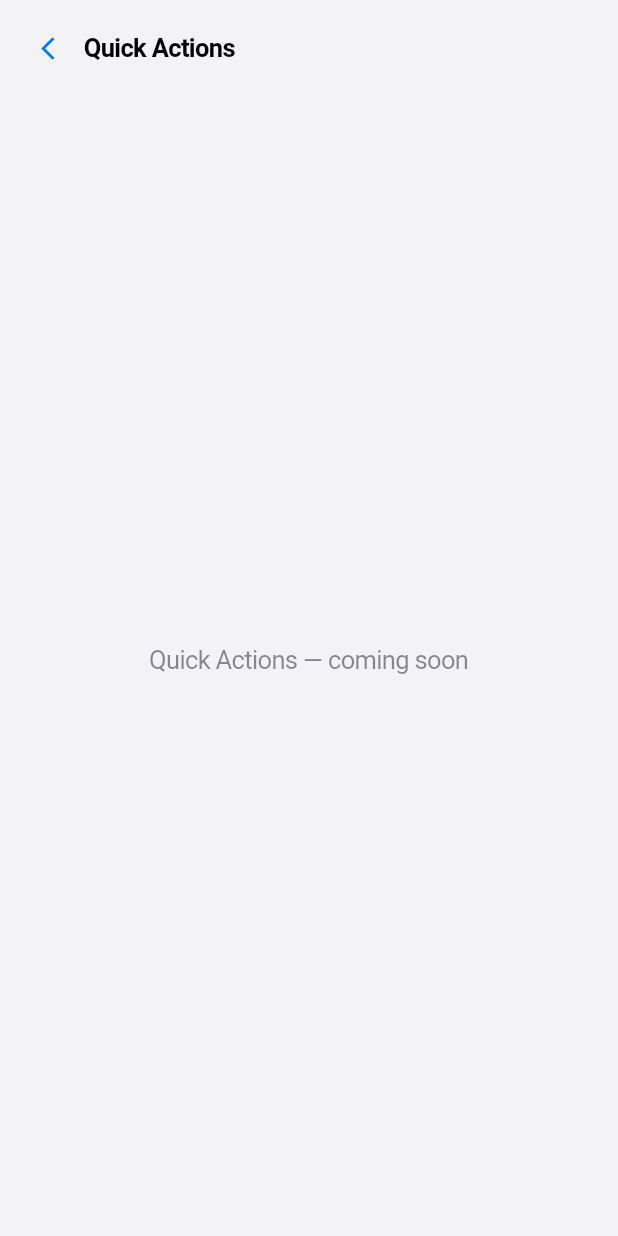
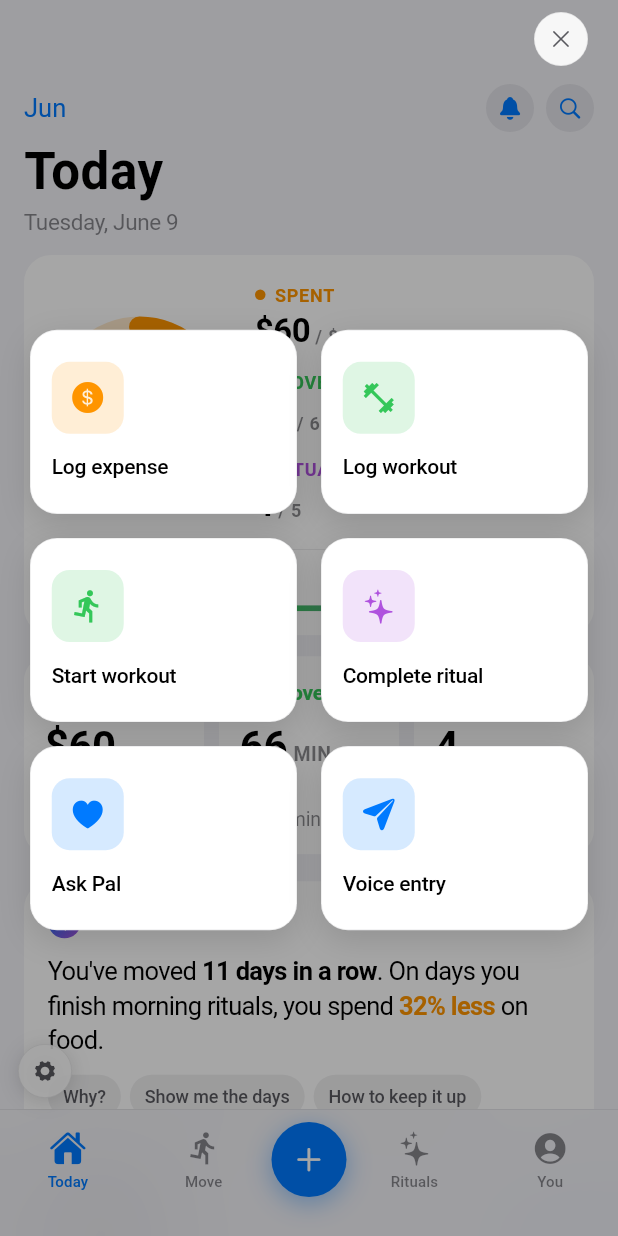
Before and after one commit to kaeltran16/opal, a Flutter app: the screen it shows after launch, after a tap on an icon or button, on a phone screen of 412 x 824 dp. Run offline on Flutter 3.47's test engine with Material 3 defaults, Android fonts, the phone set to English and light mode, and no system bars; our stand-ins replace drift, drift_flutter, flutter_riverpod, go_router, riverpod_annotation, shared_preferences; accounts and stored records are empty; generated files the repository leaves out were written again.

Commit message:
U06 — Quick Actions overlay
Replace the quickActions stub with a real full-screen dim overlay (rgba(0,0,0,0.35))
holding a 2x3 grid of six action tiles. Scale-up-from-FAB + backdrop-fade entrance via
a non-opaque CustomTransitionPage. Closes via the top-right x or tap-outside. The center
FAB in LoopShell already opens it. Tiles route to newEntry (Log expense) and askPal
(Ask Pal); others fall back to existing stubs with TODO markers for U07/U08/U12.

```diff
--- a/lib/router.dart
+++ b/lib/router.dart
@@ -1,6 +1,7 @@
 import 'package:flutter/material.dart';
 import 'package:go_router/go_router.dart';
 
+import 'screens/quick_actions/quick_actions_overlay.dart';
 import 'screens/shell/loop_shell.dart';
 import 'screens/today/today_screen.dart';
 import 'theme/app_colors.dart';
@@ -120,11 +121,26 @@ GoRouter createRouter({String initialLocation = '/today'}) {
       ),
 
       // --- Modal / focus routes above the shell (full-screen for now) ---
+      // U06 — Quick Actions overlay: a transparent, non-opaque page above the
+      // shell so the dim backdrop shows the tabs behind it, with a scale-up +
+      // backdrop-fade entrance driven by the route animation.
       GoRoute(
         path: AppRoute.quickActions.path,
         name: AppRoute.quickActions.name,
         parentNavigatorKey: _rootNavigatorKey,
-        builder: (context, state) => const _DetailStub(title: 'Quick Actions'),
+        pageBuilder: (context, state) => CustomTransitionPage<void>(
+          key: state.pageKey,
+          opaque: false,
+          barrierDismissible: false,
+          fullscreenDialog: true,
+          transitionDuration: const Duration(milliseconds: 280),
+          reverseTransitionDuration: const Duration(milliseconds: 200),
+          // Feed the route's primary animation into the overlay so it drives
+          // its own backdrop fade + grid scale-up entrance.
+          transitionsBuilder: (context, animation, secondary, child) =>
+              QuickActionsOverlay(animation: animation),
+          child: const QuickActionsOverlay(),
+        ),
       ),
       GoRoute(
         path: AppRoute.newEntry.path,
--- /dev/null
+++ b/lib/screens/quick_actions/quick_actions_overlay.dart
@@ -0,0 +1,237 @@
+import 'package:flutter/material.dart';
+import 'package:go_router/go_router.dart';
+
+import '../../theme/app_colors.dart';
+import '../../theme/app_text.dart';
+import '../../widgets/app_icon.dart';
+import '../../router.dart';
+
+/// Screen 03 — Quick Actions overlay.
+///
+/// A full-screen dim overlay (rgba(0,0,0,0.35)) holding a 2×3 grid of six
+/// action tiles. Triggered by the center FAB in [LoopShell]. Closes via the
+/// "×" (top-right) or by tapping outside the grid. Entrance is a scale-up of
+/// the grid from the FAB with the backdrop fading in (driven by the route's
+/// transition animation).
+///
+/// Tiles route to the relevant screen/sheet; targets that belong to later
+/// units fall back to existing stubs and are marked with a `// TODO Uxx`.
+class QuickActionsOverlay extends StatelessWidget {
+  const QuickActionsOverlay({super.key, this.animation});
+
+  /// The route transition animation (0→1 on enter). Drives the backdrop fade
+  /// and the grid scale-up. Falls back to a static (already-shown) value when
+  /// pumped without a transition (e.g. in tests).
+  final Animation<double>? animation;
+
+  static const _spec = <_ActionSpec>[
+    _ActionSpec('Log expense', 'dollarsign.circle.fill', 'money'),
+    _ActionSpec('Log workout', 'dumbbell.fill', 'move'),
+    _ActionSpec('Start workout', 'figure.run', 'move'),
+    _ActionSpec('Complete ritual', 'sparkles', 'rituals'),
+    _ActionSpec('Ask Pal', 'heart.fill', 'accent'),
+    _ActionSpec('Voice entry', 'paperplane.fill', 'accent'),
+  ];
+
+  void _close(BuildContext context) {
+    if (context.canPop()) context.pop();
+  }
+
+  void _onTile(BuildContext context, String label) {
+    // Dismiss the overlay first, then navigate to the target.
+    _close(context);
+    switch (label) {
+      case 'Log expense':
+        context.pushNamed(AppRoute.newEntry.name); // U07
+      case 'Ask Pal':
+        context.pushNamed(AppRoute.askPal.name); // U16
+      case 'Log workout':
+      case 'Start workout':
+        // TODO U12/U13/U14: route to Start Workout / Active Session.
+        context.pushNamed(AppRoute.newEntry.name);
+      case 'Complete ritual':
+        // TODO U08: route to the Rituals tab / completion sheet.
+        context.pushNamed(AppRoute.newEntry.name);
+      case 'Voice entry':
+        // TODO U16: route to voice/NL capture (Ask Pal for now).
+        context.pushNamed(AppRoute.askPal.name);
+    }
+  }
+
+  @override
+  Widget build(BuildContext context) {
+    final c = context.colors;
+    final anim = animation ?? const AlwaysStoppedAnimation<double>(1);
+    final curved = CurvedAnimation(
+      parent: anim,
+      curve: const Cubic(0.2, 0.8, 0.2, 1),
+    );
+
+    return Material(
+      type: MaterialType.transparency,
+      child: Stack(
+        children: [
+          // Dim backdrop + tap-outside-to-close.
+          Positioned.fill(
+            child: GestureDetector(
+              behavior: HitTestBehavior.opaque,
+              onTap: () => _close(context),
+              child: FadeTransition(
+                opacity: anim,
+                child: const ColoredBox(color: Color(0x59000000)), // rgba(0,0,0,0.35)
+              ),
+            ),
+          ),
+          // The grid scales up from near the FAB (bottom-center) and fades in.
+          Positioned.fill(
+            child: FadeTransition(
+              opacity: anim,
+              child: ScaleTransition(
+                scale: Tween<double>(begin: 0.85, end: 1).animate(curved),
+                alignment: const Alignment(0, 0.9),
+                child: SafeArea(
+                  child: Padding(
+                    padding: const EdgeInsets.fromLTRB(20, 8, 20, 28),
+                    child: Column(
+                      children: [
+                        // Close "×" top-right.
+                        Align(
+                          alignment: Alignment.topRight,
+                          child: _CloseButton(onTap: () => _close(context)),
+                        ),
+                        // 2×3 grid of action tiles, centered in the remaining
+                        // space. Wrapped in a tap-absorbing detector so taps on
+                        // the tiles don't fall through to the backdrop, and made
+                        // scrollable so it never overflows on short screens.
+                        Expanded(
+                          child: GestureDetector(
+                            onTap: () {},
+                            child: Center(
+                              child: SingleChildScrollView(
+                                child: GridView.count(
+                                  shrinkWrap: true,
+                                  physics:
+                                      const NeverScrollableScrollPhysics(),
+                                  crossAxisCount: 2,
+                                  mainAxisSpacing: 16,
+                                  crossAxisSpacing: 16,
+                                  childAspectRatio: 1.45,
+                                  children: [
+                                    for (final a in _spec)
+                                      _ActionTile(
+                                        spec: a,
+                                        color: c.forType(a.typeToken),
+                                        onTap: () =>
+                                            _onTile(context, a.label),
+                                      ),
+                                  ],
+                                ),
+                              ),
+                            ),
+                          ),
+                        ),
+                      ],
+                    ),
+                  ),
+                ),
+              ),
+            ),
+          ),
+        ],
+      ),
+    );
+  }
+}
+
+class _ActionSpec {
+  const _ActionSpec(this.label, this.icon, this.typeToken);
+  final String label;
+  final String icon;
+  final String typeToken; // 'money' | 'move' | 'rituals' | 'accent'
+}
+
+class _ActionTile extends StatelessWidget {
+  const _ActionTile({
+    required this.spec,
+    required this.color,
+    required this.onTap,
+  });
+
+  final _ActionSpec spec;
+  final Color color;
+  final VoidCallback onTap;
+
+  @override
+  Widget build(BuildContext context) {
+    final c = context.colors;
+    return GestureDetector(
+      onTap: onTap,
+      behavior: HitTestBehavior.opaque,
+      child: Container(
+        decoration: BoxDecoration(
+          color: c.surface,
+          borderRadius: BorderRadius.circular(18),
+          border: Border.all(color: c.hair, width: 0.5),
+          boxShadow: const [
+            BoxShadow(
+                color: Color(0x1F000000), blurRadius: 18, offset: Offset(0, 6)),
+          ],
+        ),
+        padding: const EdgeInsets.symmetric(vertical: 16, horizontal: 14),
+        child: Column(
+          mainAxisAlignment: MainAxisAlignment.center,
+          crossAxisAlignment: CrossAxisAlignment.start,
+          children: [
+            // Type-tinted icon square (48×48).
+            Container(
+              width: 48,
+              height: 48,
+              decoration: BoxDecoration(
+                color: color.withValues(alpha: 0.16),
+                borderRadius: BorderRadius.circular(12),
+              ),
+              alignment: Alignment.center,
+              child: AppIcon(spec.icon, size: 24, color: color),
+            ),
+            const SizedBox(height: 12),
+            // Label (SF 14/500).
+            Text(
+              spec.label,
+              style: AppFonts.sf(
+                size: 14,
+                weight: FontWeight.w500,
+                color: c.ink,
+                letterSpacing: -0.15,
+              ),
+            ),
+          ],
+        ),
+      ),
+    );
+  }
+}
+
+class _CloseButton extends StatelessWidget {
+  const _CloseButton({required this.onTap});
+  final VoidCallback onTap;
+
+  @override
+  Widget build(BuildContext context) {
+    final c = context.colors;
+    return GestureDetector(
+      onTap: onTap,
+      behavior: HitTestBehavior.opaque,
+      child: Container(
+        width: 36,
+        height: 36,
+        decoration: BoxDecoration(
+          color: c.surface.withValues(alpha: 0.92),
+          shape: BoxShape.circle,
+          border: Border.all(color: c.hair, width: 0.5),
+        ),
+        alignment: Alignment.center,
+        child: AppIcon('xmark', size: 16, color: c.ink2),
+      ),
+    );
+  }
+}
```
Also changed, not shown: 1 other file.
